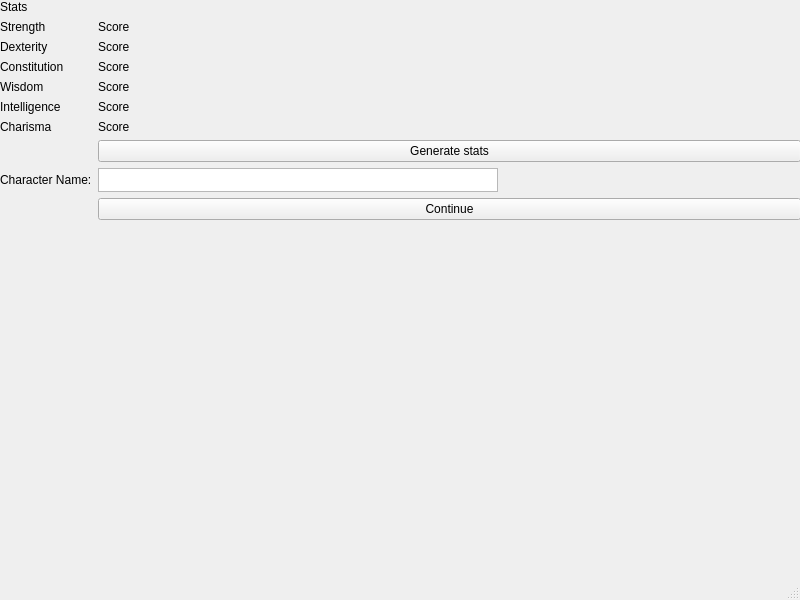
Before: the Qt Designer form CharacterCreator.ui in VesaIhanainen/procjet_adventure, drawn with Qt 5.
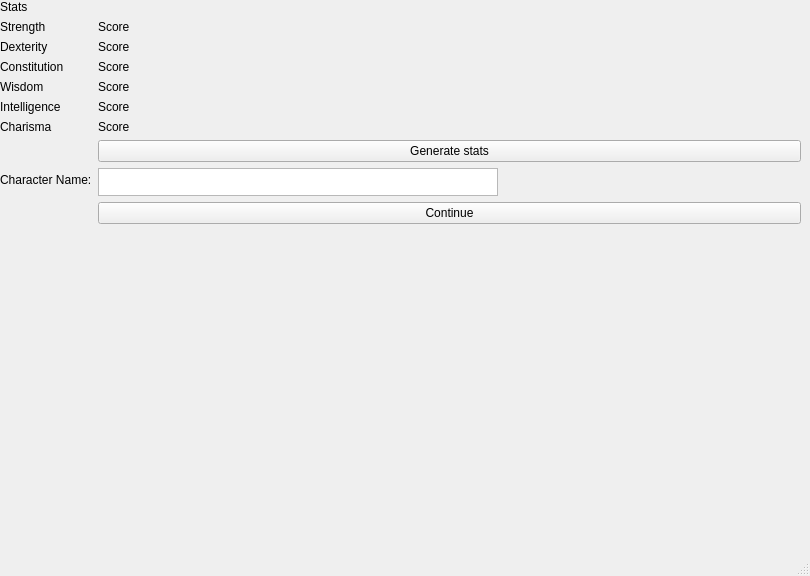
After: the same form once the commit is applied.

What changed in the file:
```diff
--- a/CharacterCreator.ui
+++ b/CharacterCreator.ui
@@ -6,10 +6,34 @@
    <rect>
     <x>0</x>
     <y>0</y>
-    <width>800</width>
-    <height>600</height>
+    <width>810</width>
+    <height>576</height>
    </rect>
   </property>
+  <property name="sizePolicy">
+   <sizepolicy hsizetype="Fixed" vsizetype="Fixed">
+    <horstretch>0</horstretch>
+    <verstretch>0</verstretch>
+   </sizepolicy>
+  </property>
+  <property name="minimumSize">
+   <size>
+    <width>810</width>
+    <height>576</height>
+   </size>
+  </property>
+  <property name="maximumSize">
+   <size>
+    <width>810</width>
+    <height>576</height>
+   </size>
+  </property>
+  <property name="baseSize">
+   <size>
+    <width>810</width>
+    <height>576</height>
+   </size>
+  </property>
   <property name="windowTitle">
    <string>ProcjetAdventure</string>
   </property>
@@ -154,7 +178,7 @@
          <property name="maximumSize">
           <size>
            <width>400</width>
-           <height>24</height>
+           <height>28</height>
           </size>
          </property>
         </widget>
```
Left out of the diff: 2 changed lines with no effect on the pictures.
